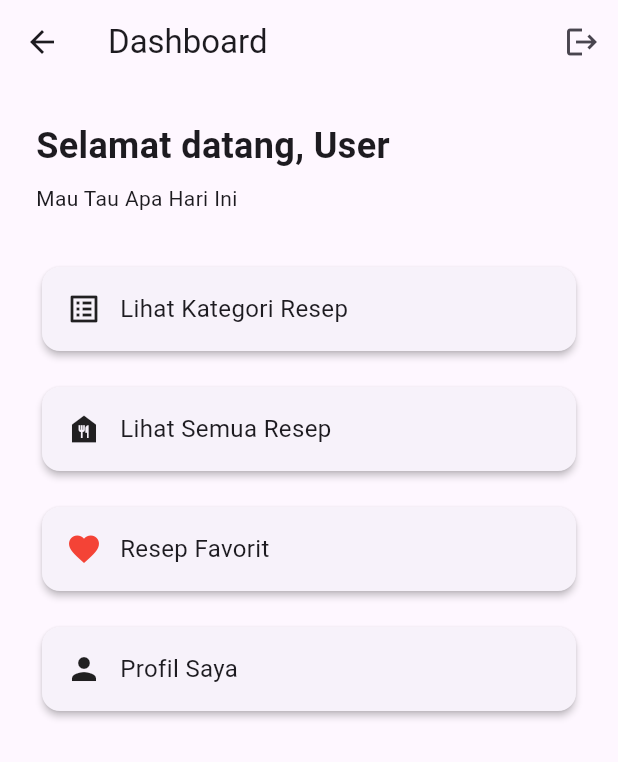
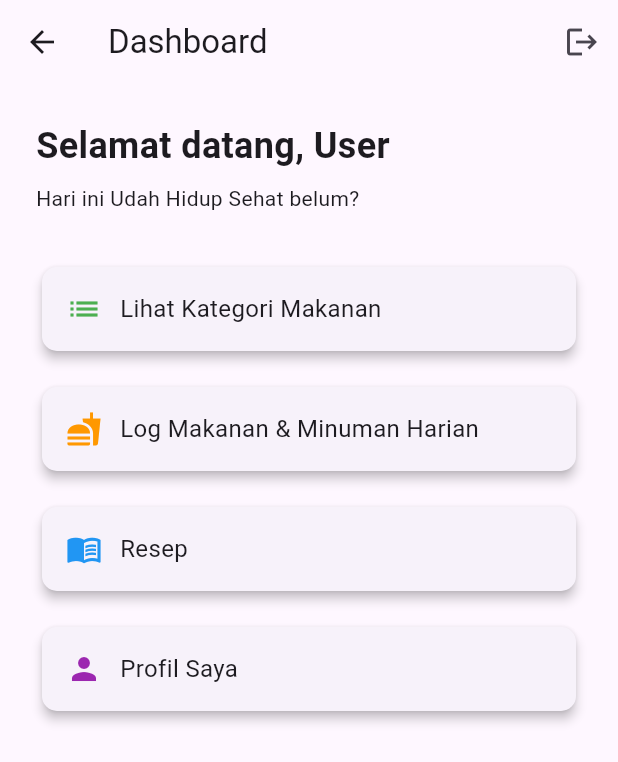
Before and after one commit to AnggaWdnt/FinalProject, a Flutter app: the DashboardScreen screen opened by its route, on a phone screen of 412 x 824 dp. Shown: the top 762 px of the screen. Run offline on Flutter 3.47's test engine with Material 3 defaults, Android fonts, the phone set to English and light mode, and no system bars.

Commit message:
perbaikan code dashboard

```diff
--- a/lib/screens/dashboard_screen.dart
+++ b/lib/screens/dashboard_screen.dart
@@ -24,100 +24,64 @@ class DashboardScreen extends StatelessWidget {
         child: Column(
           crossAxisAlignment: CrossAxisAlignment.start,
           children: [
-            Text("Selamat datang, ${userData['name'] ?? 'User'}",
-                style: TextStyle(fontSize: 24, fontWeight: FontWeight.bold)),
+            Text(
+              "Selamat datang, ${userData['name'] ?? 'User'}",
+              style: TextStyle(fontSize: 24, fontWeight: FontWeight.bold),
+            ),
             SizedBox(height: 8),
-            Text("Mau Tau Apa Hari Ini"),
+            Text("Hari ini Udah Hidup Sehat belum?"),
             SizedBox(height: 32),
 
-            // 🔽 Card: Navigasi ke Kategori
             GestureDetector(
               onTap: () {
                 Navigator.pushNamed(context, '/categories');
               },
-              child: Card(
-                elevation: 2,
-                child: Padding(
-                  padding: EdgeInsets.all(16),
-                  child: Row(
-                    children: [
-                      Icon(Icons.list_alt),
-                      SizedBox(width: 12),
-                      Text("Lihat Kategori Resep", style: TextStyle(fontSize: 16)),
-                    ],
-                  ),
-                ),
-              ),
+              child: _buildCard(Icons.list, Colors.green, "Lihat Kategori Makanan"),
             ),
-
             SizedBox(height: 16),
 
-            // 🔽 Card: Navigasi ke Resep
+            GestureDetector(
+              onTap: () {
+                Navigator.pushNamed(context, '/daily-log');
+              },
+              child: _buildCard(Icons.fastfood, Colors.orange, "Log Makanan & Minuman Harian"),
+            ),
+            SizedBox(height: 16),
+
             GestureDetector(
               onTap: () {
                 Navigator.pushNamed(context, '/recipes');
               },
-              child: Card(
-                elevation: 2,
-                child: Padding(
-                  padding: EdgeInsets.all(16),
-                  child: Row(
-                    children: [
-                      Icon(Icons.food_bank),
-                      SizedBox(width: 12),
-                      Text("Lihat Semua Resep", style: TextStyle(fontSize: 16)),
-                    ],
-                  ),
-                ),
-              ),
+              child: _buildCard(Icons.menu_book, Colors.blue, "Resep"),
             ),
-
             SizedBox(height: 16),
 
-            // ✅ Card Baru: Navigasi ke Favorit
-            GestureDetector(
-              onTap: () {
-                Navigator.pushNamed(context, '/favorites');
-              },
-              child: Card(
-                elevation: 2,
-                child: Padding(
-                  padding: EdgeInsets.all(16),
-                  child: Row(
-                    children: [
-                      Icon(Icons.favorite, color: Colors.red),
-                      SizedBox(width: 12),
-                      Text("Resep Favorit", style: TextStyle(fontSize: 16)),
-                    ],
-                  ),
-                ),
-              ),
-            ),
-
-            SizedBox(height: 16),
-
-            // ✅ Card Baru: Navigasi ke Profil
             GestureDetector(
               onTap: () {
                 Navigator.pushNamed(context, '/profile');
               },
-              child: Card(
-                elevation: 2,
-                child: Padding(
-                  padding: EdgeInsets.all(16),
-                  child: Row(
-                    children: [
-                      Icon(Icons.person),
-                      SizedBox(width: 12),
-                      Text("Profil Saya", style: TextStyle(fontSize: 16)),
-                    ],
-                  ),
-                ),
-              ),
+              child: _buildCard(Icons.person, Colors.purple, "Profil Saya"),
             ),
           ],
         ),
       ),
     );
   }
+
+  Widget _buildCard(IconData icon, Color color, String title) {
+    return Card(
+      elevation: 3,
+      shape: RoundedRectangleBorder(borderRadius: BorderRadius.circular(10)),
+      child: Padding(
+        padding: EdgeInsets.all(16),
+        child: Row(
+          children: [
+            Icon(icon, color: color),
+            SizedBox(width: 12),
+            Text(title, style: TextStyle(fontSize: 16)),
+          ],
+        ),
+      ),
+    );
+  }
 }
```
